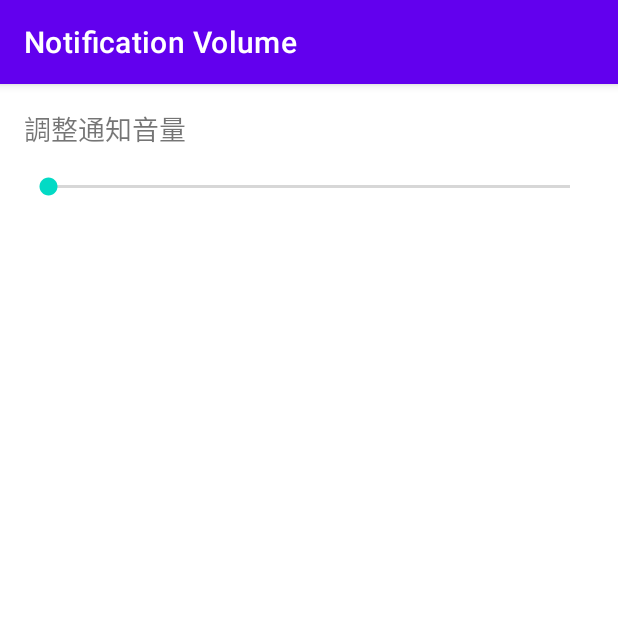
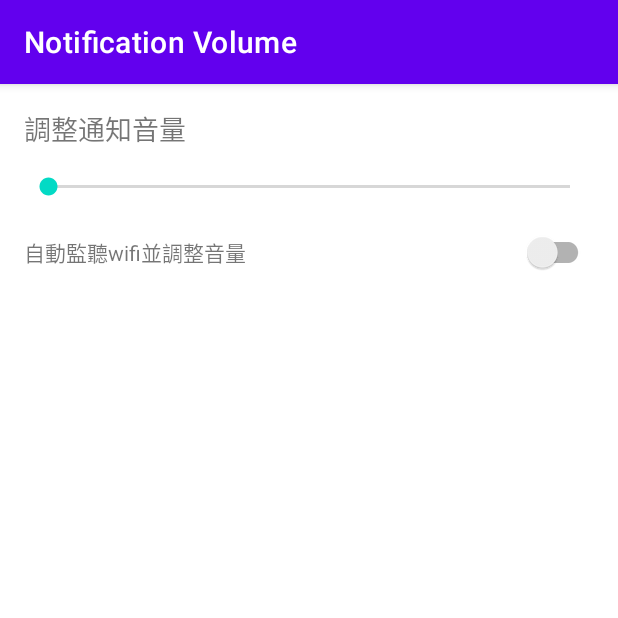
Before and after one commit to CrossLeaf/Notify_me, an Android app: the NotificationVolumeActivity screen opened directly, with no data from a screen before it, on a phone screen of 412 x 824 dp, the top half of it. Run offline under Robolectric (Android 15) with nearby library versions, the phone set to English and light mode, and no system bars.

Commit message:
add: 新增背景監聽 wifi 變化，更改通知音量
1. 當連上 wifi 時，將音量調整至 5
2. 當斷開 wifi 時，將音量調整至 max

```diff
--- a/app/src/main/AndroidManifest.xml
+++ b/app/src/main/AndroidManifest.xml
@@ -1,6 +1,9 @@
 <?xml version="1.0" encoding="utf-8"?>
 <manifest xmlns:android="http://schemas.android.com/apk/res/android"
     package="com.eton.notification_me">
+
+    <uses-permission android:name="android.permission.ACCESS_NETWORK_STATE" />
+    <uses-permission android:name="android.permission.FOREGROUND_SERVICE" />
 
     <application
         android:allowBackup="true"
@@ -42,6 +45,7 @@
                 <action android:name="android.service.notification.NotificationListenerService" />
             </intent-filter>
         </service>
+        <service android:name=".WifiVolumeService" />
     </application>
 
 </manifest>
--- a/app/src/main/java/com/eton/notification_me/NotificationVolumeActivity.kt
+++ b/app/src/main/java/com/eton/notification_me/NotificationVolumeActivity.kt
@@ -1,8 +1,11 @@
 package com.eton.notification_me
 
+import android.app.ActivityManager
 import android.content.Context
+import android.content.Intent
 import android.database.ContentObserver
 import android.media.AudioManager
+import android.os.Build
 import android.os.Bundle
 import android.os.Handler
 import android.os.Looper
@@ -10,6 +13,7 @@ import android.provider.Settings
 import android.view.MenuItem
 import android.widget.SeekBar
 import androidx.appcompat.app.AppCompatActivity
+import androidx.appcompat.widget.SwitchCompat
 
 class NotificationVolumeActivity : AppCompatActivity() {
     // 定義 AudioManager 來控制音量
@@ -60,6 +64,24 @@ class NotificationVolumeActivity : AppCompatActivity() {
         contentResolver.registerContentObserver(
             Settings.System.CONTENT_URI, true, volumeObserver
         )
+        val isRunning = isServiceRunning(this, WifiVolumeService::class.java)
+        findViewById<SwitchCompat>(R.id.switchAutoAdjustVolume).apply {
+            isChecked = isRunning
+
+            setOnCheckedChangeListener { compoundButton, isChecked ->
+                if (!compoundButton.isPressed) return@setOnCheckedChangeListener
+
+                if (isChecked) {
+                    if (Build.VERSION.SDK_INT >= Build.VERSION_CODES.O) {
+                        startForegroundService(Intent(context, WifiVolumeService::class.java))
+                    } else {
+                        startService(Intent(context, WifiVolumeService::class.java))
+                    }
+                } else {
+                    stopService(Intent(context, WifiVolumeService::class.java))
+                }
+            }
+        }
     }
 
     override fun onOptionsItemSelected(item: MenuItem): Boolean {
@@ -92,4 +114,14 @@ class NotificationVolumeActivity : AppCompatActivity() {
             seekBar.progress = currentVolume
         }
     }
+
+    fun isServiceRunning(context: Context, serviceClass: Class<*>): Boolean {
+        val manager = context.getSystemService(Context.ACTIVITY_SERVICE) as ActivityManager
+        for (service in manager.getRunningServices(Integer.MAX_VALUE)) {
+            if (serviceClass.name == service.service.className) {
+                return true
+            }
+        }
+        return false
+    }
 }
--- a/app/src/main/res/layout/activity_notification_volume.xml
+++ b/app/src/main/res/layout/activity_notification_volume.xml
@@ -4,8 +4,8 @@
     xmlns:tools="http://schemas.android.com/tools"
     android:layout_width="match_parent"
     android:layout_height="match_parent"
-    tools:context=".NotificationVolumeActivity"
-    android:padding="16dp">
+    android:padding="16dp"
+    tools:context=".NotificationVolumeActivity">
 
     <TextView
         android:id="@+id/textView"
@@ -21,8 +21,24 @@
         android:layout_width="0dp"
         android:layout_height="wrap_content"
         android:layout_marginTop="16dp"
+        app:layout_constraintEnd_toEndOf="parent"
         app:layout_constraintStart_toStartOf="parent"
-        app:layout_constraintEnd_toEndOf="parent"
         app:layout_constraintTop_toBottomOf="@+id/textView" />
 
+    <TextView
+        android:id="@+id/tvAutoAdjustVolume"
+        android:layout_width="wrap_content"
+        android:layout_height="wrap_content"
+        android:layout_marginTop="24dp"
+        android:text="自動監聽wifi並調整音量"
+        app:layout_constraintStart_toStartOf="parent"
+        app:layout_constraintTop_toBottomOf="@+id/seekBar" />
+
+    <androidx.appcompat.widget.SwitchCompat
+        android:id="@+id/switchAutoAdjustVolume"
+        android:layout_width="wrap_content"
+        android:layout_height="wrap_content"
+        app:layout_constraintBottom_toBottomOf="@+id/tvAutoAdjustVolume"
+        app:layout_constraintEnd_toEndOf="parent"
+        app:layout_constraintTop_toTopOf="@+id/tvAutoAdjustVolume" />
 </androidx.constraintlayout.widget.ConstraintLayout>
```
Also changed, not shown: app/src/main/java/com/eton/notification_me/WifiVolumeService.kt (added, +63 -0 lines).
